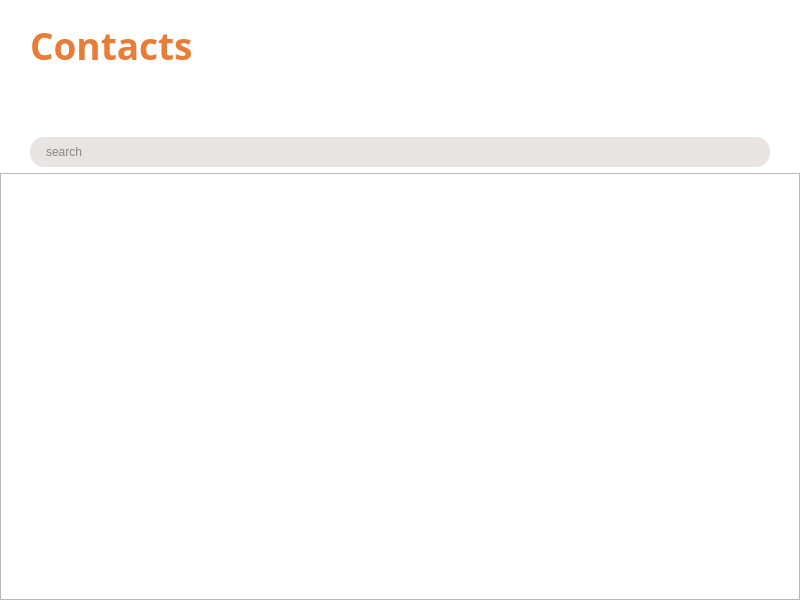
Qt form xivoclient/src/xlets/people/people_widget.ui (wazo-platform/wazo-client-qt) before a commit.
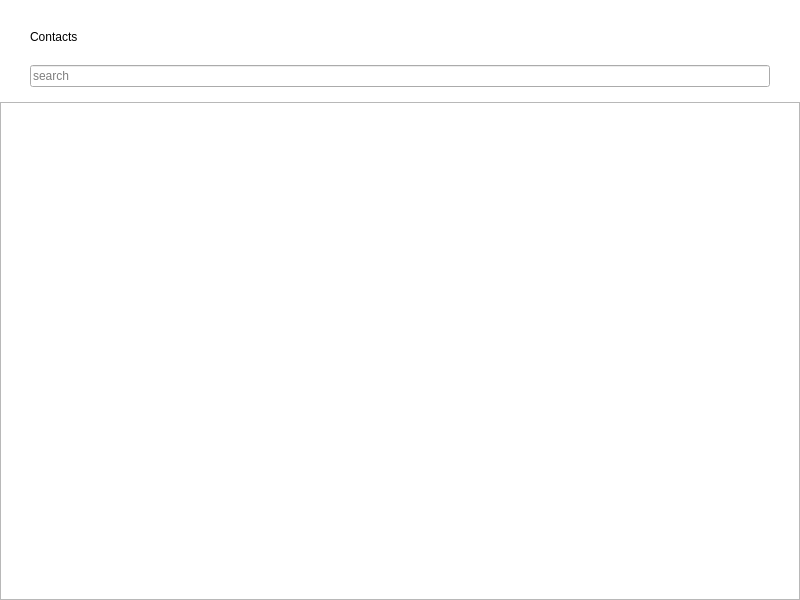
The same form after that commit. Custom widgets are drawn as their Qt base class.

Commit message: people uses same qss than other xlets

```diff
--- a/xivoclient/src/xlets/people/people_widget.ui
+++ b/xivoclient/src/xlets/people/people_widget.ui
@@ -37,8 +37,11 @@
      <property name="leftMargin">
       <number>30</number>
      </property>
+     <property name="topMargin">
+      <number>30</number>
+     </property>
      <property name="bottomMargin">
-      <number>40</number>
+      <number>0</number>
      </property>
      <item>
       <widget class="QLabel" name="title">
@@ -48,25 +51,13 @@
          <height>16777215</height>
         </size>
        </property>
-       <property name="font">
-        <font>
-         <family>Dyno</family>
-         <pointsize>28</pointsize>
-         <weight>75</weight>
-         <bold>true</bold>
-        </font>
-       </property>
-       <property name="styleSheet">
-        <string notr="true">color: #e77d39; padding-top: 20px; padding-bottom: 20px; padding-left: 0px;</string>
-       </property>
-       <property name="lineWidth">
-        <number>0</number>
-       </property>
        <property name="text">
         <string>Contacts</string>
        </property>
-       <property name="indent">
-        <number>0</number>
+       <property name="qss_tags" stdset="0">
+        <stringlist>
+         <string>xlet_h1</string>
+        </stringlist>
        </property>
       </widget>
      </item>
@@ -76,6 +67,28 @@
     </layout>
    </item>
    <item>
+    <layout class="QVBoxLayout" name="body_layout">
+     <property name="spacing">
+      <number>0</number>
+     </property>
+     <property name="topMargin">
+      <number>15</number>
+     </property>
+     <item>
+      <layout class="QHBoxLayout" name="horizontalLayout">
+       <property name="spacing">
+        <number>0</number>
+       </property>
+       <property name="leftMargin">
+        <number>30</number>
+       </property>
+       <property name="rightMargin">
+        <number>30</number>
+       </property>
+       <property name="bottomMargin">
+        <number>15</number>
+       </property>
+       <item>
     <widget class="QLineEdit" name="entry_filter">
      <property name="font">
       <font>
@@ -83,18 +96,6 @@
        <pointsize>9</pointsize>
       </font>
      </property>
-     <property name="styleSheet">
-      <string notr="true">QLineEdit {
-    background-color: #e8e4e2;
-    border-radius: 14px;
-    padding-left: 14px;
-    padding-right: 28px;
-    color: #2c2927;
-    height: 30px;
-    margin-left: 30px;
-    margin-right: 30px;
-}</string>
-     </property>
      <property name="text">
       <string notr="true"/>
      </property>
@@ -103,8 +104,12 @@
      </property>
     </widget>
    </item>
+      </layout>
+     </item>
    <item>
     <widget class="PeopleEntryView" name="entry_table"/>
+     </item>
+    </layout>
    </item>
   </layout>
  </widget>
```
Left out of the diff: 5 changed lines with no effect on the pictures. Lines whose indentation alone changed are shown as unchanged. The commit also changes 1 other file.
